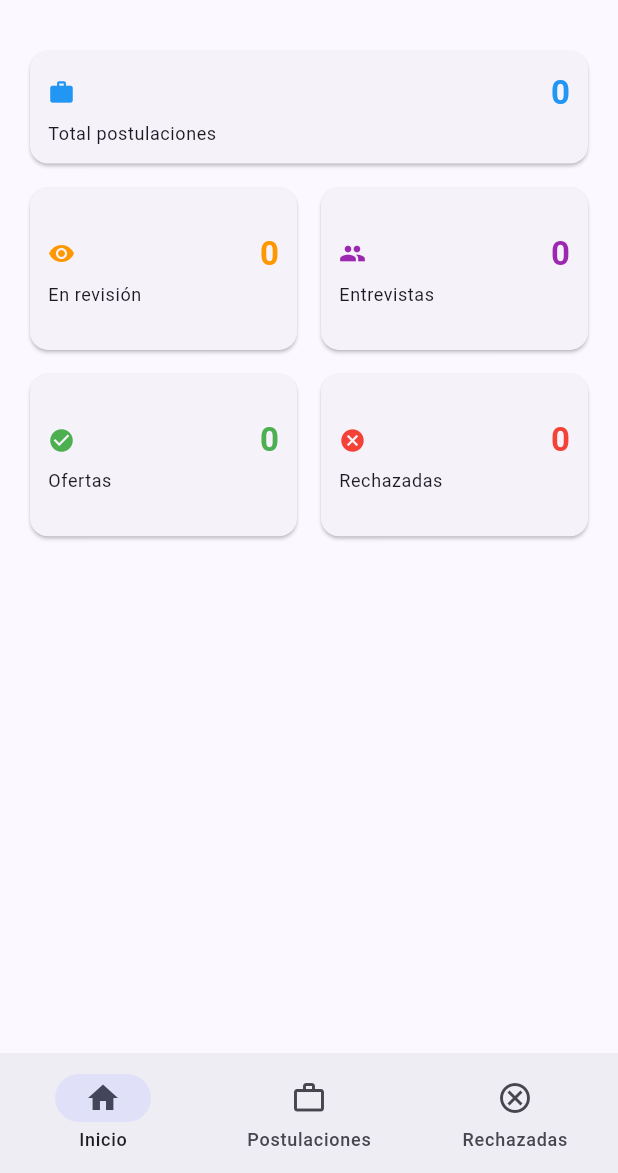
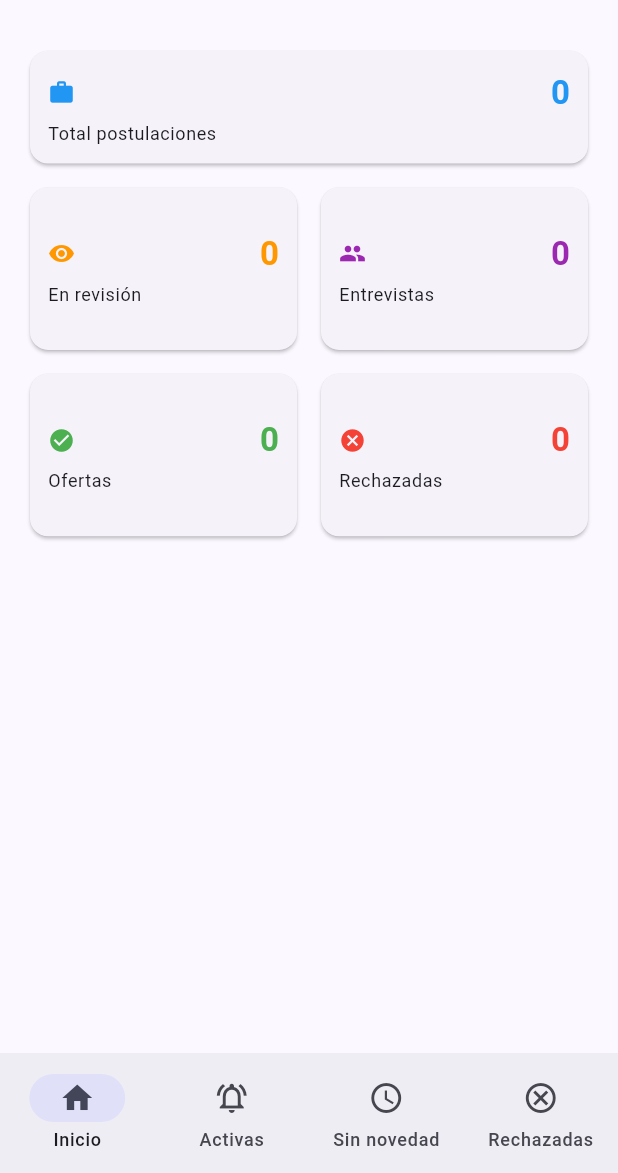
Before and after one commit to afperdomo2/devjobs, a Flutter app: the screen it shows after launch, on a phone screen of 412 x 824 dp, the part 63-1236 px from its top. Run offline on Flutter 3.47's test engine with Material 3 defaults, Android fonts, the phone set to English and light mode, and no system bars; our stand-ins replace flutter_dotenv; network calls fail.

Commit message:
feat: add new filter modes for job applications; update navigation and titles in main screen

```diff
--- a/lib/providers/app_state.dart
+++ b/lib/providers/app_state.dart
@@ -49,6 +49,14 @@ class AppState extends ChangeNotifier {
         apps = apps.where((a) => a.estado.trim().toLowerCase() != 'rechazada').toList();
       case 'onlyRejected':
         apps = apps.where((a) => a.estado.trim().toLowerCase() == 'rechazada').toList();
+      case 'activas':
+        apps = apps
+            .where((a) => a.estado.trim().toLowerCase() != 'rechazada' && a.fechaSeguimiento.isNotEmpty)
+            .toList();
+      case 'pendientes':
+        apps = apps
+            .where((a) => a.estado.trim().toLowerCase() != 'rechazada' && a.fechaSeguimiento.isEmpty)
+            .toList();
     }
 
     apps.sort(_sortByDate);
--- a/lib/screens/main_screen.dart
+++ b/lib/screens/main_screen.dart
@@ -18,17 +18,36 @@ class MainScreen extends StatelessWidget {
             index: state.currentTab,
             children: const [
               DashboardScreen(),
-              ApplicationsListScreen(filterMode: 'noRejected'),
+              ApplicationsListScreen(filterMode: 'activas'),
+              ApplicationsListScreen(filterMode: 'pendientes'),
               ApplicationsListScreen(filterMode: 'onlyRejected'),
             ],
           ),
           bottomNavigationBar: NavigationBar(
             selectedIndex: state.currentTab,
             onDestinationSelected: (i) => state.setTab(i),
+            labelBehavior: NavigationDestinationLabelBehavior.alwaysShow,
             destinations: const [
-              NavigationDestination(icon: Icon(Icons.home_outlined), selectedIcon: Icon(Icons.home), label: 'Inicio'),
-              NavigationDestination(icon: Icon(Icons.work_outline), selectedIcon: Icon(Icons.work), label: 'Postulaciones'),
-              NavigationDestination(icon: Icon(Icons.cancel_outlined), selectedIcon: Icon(Icons.cancel), label: 'Rechazadas'),
+              NavigationDestination(
+                icon: Icon(Icons.home_outlined),
+                selectedIcon: Icon(Icons.home),
+                label: 'Inicio',
+              ),
+              NavigationDestination(
+                icon: Icon(Icons.notifications_active_outlined),
+                selectedIcon: Icon(Icons.notifications_active),
+                label: 'Activas',
+              ),
+              NavigationDestination(
+                icon: Icon(Icons.schedule_outlined),
+                selectedIcon: Icon(Icons.schedule),
+                label: 'Sin novedad',
+              ),
+              NavigationDestination(
+                icon: Icon(Icons.cancel_outlined),
+                selectedIcon: Icon(Icons.cancel),
+                label: 'Rechazadas',
+              ),
             ],
           ),
         );
@@ -36,5 +55,5 @@ class MainScreen extends StatelessWidget {
     );
   }
 
-  static const _titles = ['DevJobs', 'Postulaciones', 'Rechazadas'];
+  static const _titles = ['DevJobs', 'Activas', 'Sin novedad', 'Rechazadas'];
 }
```
